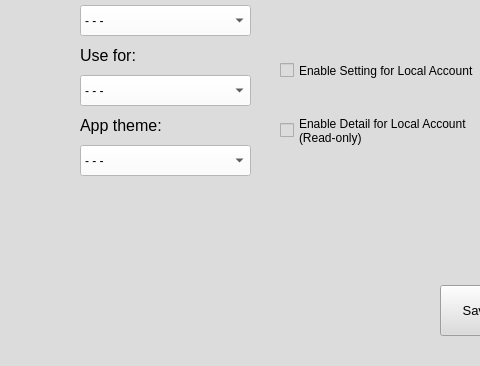
Before: the Qt Designer form PTI/SPCK/GUI/setting.ui in GreenSystemDuy08/TL-C4K-PTI01, drawn with Qt 5; both pictures show x 0 to 480 and y 205 to 571 of the 947 by 571 pixel window.
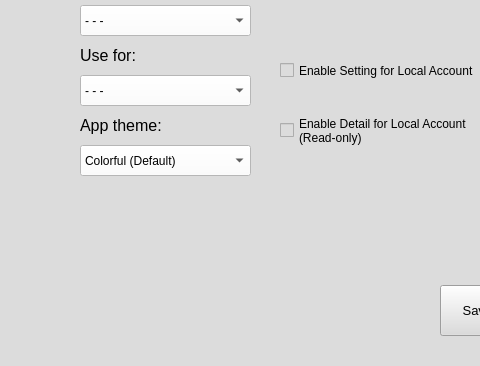
After: the same form once the commit is applied.

Patch:
```diff
--- a/PTI/SPCK/GUI/setting.ui
+++ b/PTI/SPCK/GUI/setting.ui
@@ -168,16 +168,6 @@
     <property name="styleSheet">
      <string notr="true">background-color: rgb(255, 255, 255);</string>
     </property>
-    <item>
-     <property name="text">
-      <string>- - -</string>
-     </property>
-    </item>
-    <item>
-     <property name="text">
-      <string>Dark</string>
-     </property>
-    </item>
     <item>
      <property name="text">
       <string>Colorful (Default)</string>
```
Left out of the diff: 5 changed lines with no effect on the pictures.
